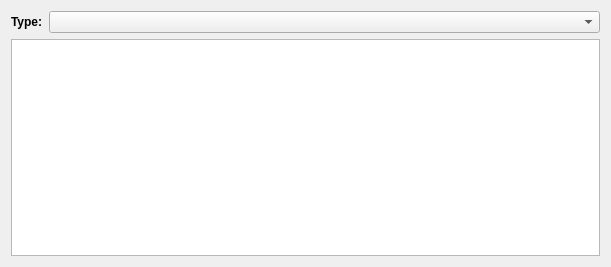
The window that controls/setup/parts/matrix/setuptabmatrix.ui (riuson/lcd-image-converter) describes before a commit, drawn with Qt 5.
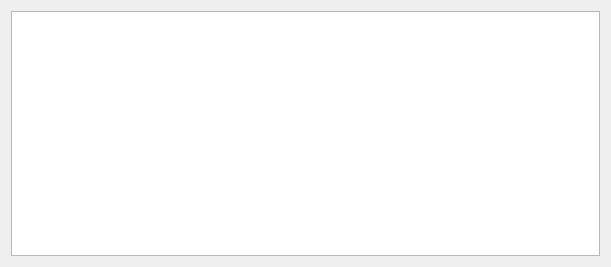
The same window after the commit.

Commit message: Removed 'conversion type' combobox from 'matrix' setup page.

The edit to the form file:
```diff
--- a/controls/setup/parts/matrix/setuptabmatrix.ui
+++ b/controls/setup/parts/matrix/setuptabmatrix.ui
@@ -14,33 +14,6 @@
    <string>Matrix</string>
   </property>
   <layout class="QVBoxLayout" name="verticalLayout">
-   <item>
-    <layout class="QHBoxLayout" name="horizontalLayout">
-     <item>
-      <widget class="QLabel" name="label_4">
-       <property name="font">
-        <font>
-         <weight>75</weight>
-         <bold>true</bold>
-        </font>
-       </property>
-       <property name="text">
-        <string>Type:</string>
-       </property>
-      </widget>
-     </item>
-     <item>
-      <widget class="QComboBox" name="comboBoxConversionType">
-       <property name="sizePolicy">
-        <sizepolicy hsizetype="Expanding" vsizetype="Fixed">
-         <horstretch>0</horstretch>
-         <verstretch>0</verstretch>
-        </sizepolicy>
-       </property>
-      </widget>
-     </item>
-    </layout>
-   </item>
    <item>
     <widget class="QTableView" name="tableViewOperations">
      <property name="sizePolicy">
```
The commit also changes 2 other files.
